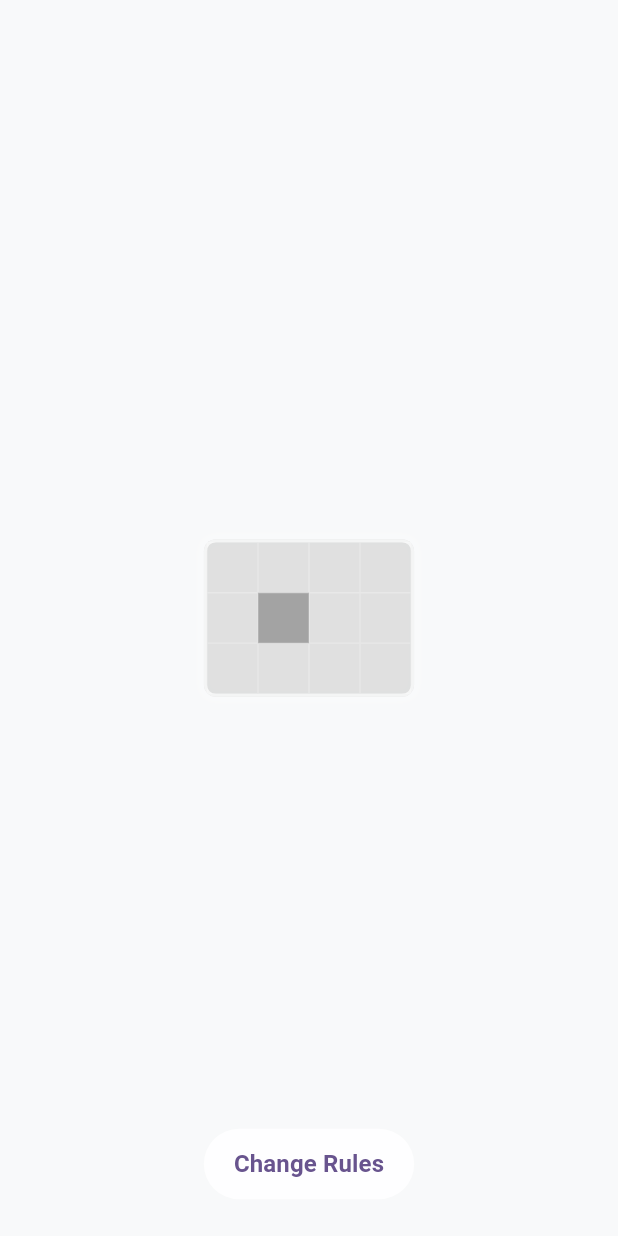
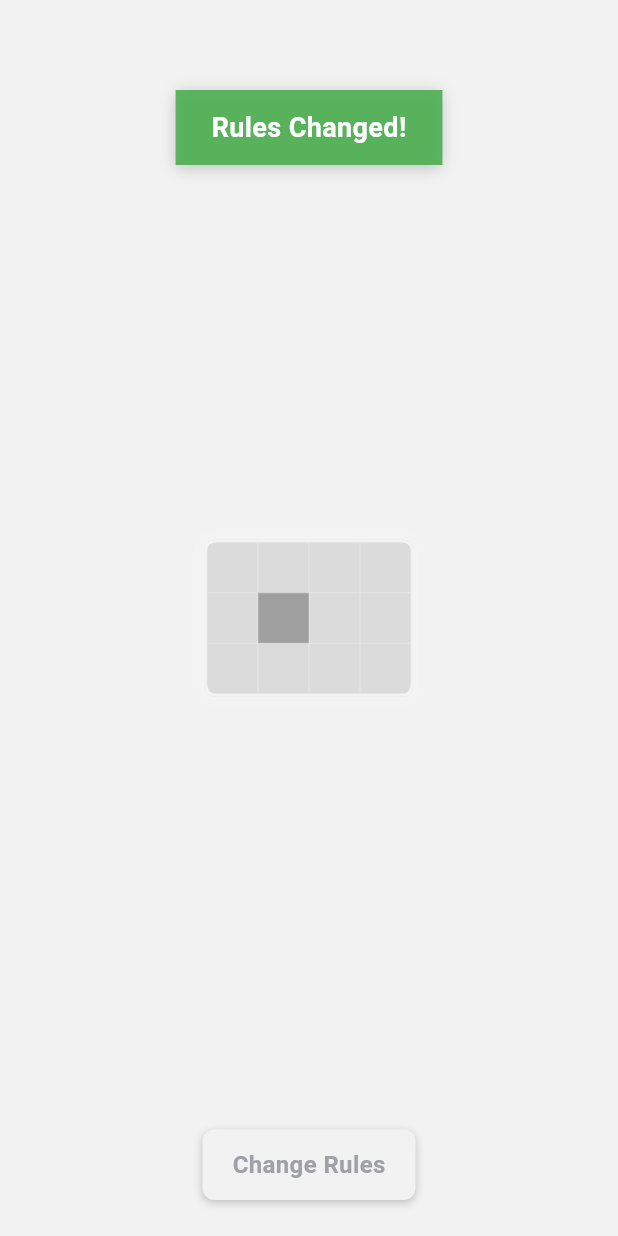
Before and after one commit to alex645324/Quantum_theory_inspired_AI, a Flutter app: the screen it shows after launch, after a tap on "Change Rules", on a phone screen of 412 x 824 dp. Run offline on Flutter 3.47's test engine with Material 3 defaults, Android fonts, the phone set to English and light mode, and no system bars.

Commit message:
this is the final version

```diff
--- a/v1/lib/main.dart
+++ b/v1/lib/main.dart
@@ -13,6 +13,7 @@ class MyApp extends StatelessWidget {
   Widget build(BuildContext context) {
     return MaterialApp(
       title: 'QCI Tic-Tac-Toe',
+      debugShowCheckedModeBanner: false,
       theme: ThemeData(
         // This is the theme of your application.
         //
--- a/v1/lib/models/strategies.dart
+++ b/v1/lib/models/strategies.dart
@@ -219,42 +219,75 @@ class DefensiveStrategy extends Strategy {
   // Helper method to find a move that blocks opponent's win
   Position? _findBlockingMove(GameState gameState, String opponent) {
     final board = gameState.board;
+    final columns = gameState.rules.additionalColumn ? 4 : 3;
+    final availableMoves = gameState.getAvailableMoves();
 
     // Check rows
     for (int row = 0; row < 3; row++) {
-      if (_countInRow(board, row, opponent) == 2 && _countInRow(board, row, '') == 1) {
-        for (int col = 0; col < 3; col++) {
-          if (board[row][col].isEmpty) {
-            return Position(row, col);
+      if (_countInRow(board, row, opponent, columns) == 2 && _countInRow(board, row, '', columns) == 1) {
+        for (int col = 0; col < columns; col++) {
+          final position = Position(row, col);
+          if (board[row][col].isEmpty && availableMoves.contains(position)) {
+            return position;
           }
         }
       }
     }
 
     // Check columns
-    for (int col = 0; col < 3; col++) {
+    for (int col = 0; col < columns; col++) {
       if (_countInColumn(board, col, opponent) == 2 && _countInColumn(board, col, '') == 1) {
         for (int row = 0; row < 3; row++) {
-          if (board[row][col].isEmpty) {
-            return Position(row, col);
+          final position = Position(row, col);
+          if (board[row][col].isEmpty && availableMoves.contains(position)) {
+            return position;
           }
         }
       }
     }
 
-    // Check diagonals
+    // Check diagonals (only for standard 3x3 board or when win condition allows)
+    if (!gameState.rules.additionalColumn || gameState.rules.winCondition == 3) {
+      // Main diagonal (0,0) -> (1,1) -> (2,2)
       if (_countInDiagonal(board, opponent, true) == 2 && _countInDiagonal(board, '', true) == 1) {
         for (int i = 0; i < 3; i++) {
-        if (board[i][i].isEmpty) {
-          return Position(i, i);
+          final position = Position(i, i);
+          if (board[i][i].isEmpty && availableMoves.contains(position)) {
+            return position;
           }
         }
       }
 
+      // Secondary diagonal (0,2) -> (1,1) -> (2,0)
       if (_countInDiagonal(board, opponent, false) == 2 && _countInDiagonal(board, '', false) == 1) {
         for (int i = 0; i < 3; i++) {
-        if (board[i][2-i].isEmpty) {
-          return Position(i, 2-i);
+          final position = Position(i, 2-i);
+          if (board[i][2-i].isEmpty && availableMoves.contains(position)) {
+            return position;
+          }
+        }
+      }
+    }
+
+    // Check additional diagonals for 4-column board
+    if (gameState.rules.additionalColumn) {
+      // Additional main diagonal (0,1) -> (1,2) -> (2,3)
+      if (_countInAdditionalDiagonal(board, opponent, true) == 2 && _countInAdditionalDiagonal(board, '', true) == 1) {
+        final positions = [Position(0, 1), Position(1, 2), Position(2, 3)];
+        for (final position in positions) {
+          if (board[position.row][position.col].isEmpty && availableMoves.contains(position)) {
+            return position;
+          }
+        }
+      }
+
+      // Additional secondary diagonal (0,3) -> (1,2) -> (2,1)
+      if (_countInAdditionalDiagonal(board, opponent, false) == 2 && _countInAdditionalDiagonal(board, '', false) == 1) {
+        final positions = [Position(0, 3), Position(1, 2), Position(2, 1)];
+        for (final position in positions) {
+          if (board[position.row][position.col].isEmpty && availableMoves.contains(position)) {
+            return position;
+          }
         }
       }
     }
@@ -263,8 +296,12 @@ class DefensiveStrategy extends Strategy {
   }
 
   // Helper methods for counting pieces
-  int _countInRow(List<List<String>> board, int row, String piece) {
-    return board[row].where((cell) => cell == piece).length;
+  int _countInRow(List<List<String>> board, int row, String piece, int columns) {
+    int count = 0;
+    for (int col = 0; col < columns; col++) {
+      if (board[row][col] == piece) count++;
+    }
+    return count;
   }
 
   int _countInColumn(List<List<String>> board, int col, String piece) {
@@ -279,6 +316,23 @@ class DefensiveStrategy extends Strategy {
       } else {
         if (board[i][2-i] == piece) count++;
       }
+    }
+    return count;
+  }
+
+  // Helper for additional diagonals in 4-column board
+  int _countInAdditionalDiagonal(List<List<String>> board, String piece, bool mainDiagonal) {
+    int count = 0;
+    if (mainDiagonal) {
+      // (0,1) -> (1,2) -> (2,3)
+      if (board[0][1] == piece) count++;
+      if (board[1][2] == piece) count++;
+      if (board[2][3] == piece) count++;
+    } else {
+      // (0,3) -> (1,2) -> (2,1)
+      if (board[0][3] == piece) count++;
+      if (board[1][2] == piece) count++;
+      if (board[2][1] == piece) count++;
     }
     return count;
   }
@@ -363,16 +417,21 @@ class MirrorStrategy extends Strategy {
   Position? _findMirroredMove(GameState gameState) {
     final board = gameState.board;
     final opponent = gameState.currentPlayer == 'X' ? 'O' : 'X';
+    final columns = gameState.rules.additionalColumn ? 4 : 3;
+    final availableMoves = gameState.getAvailableMoves();
 
     // Find opponent's pieces and try to mirror them
     for (int row = 0; row < 3; row++) {
-      for (int col = 0; col < 3; col++) {
+      for (int col = 0; col < columns; col++) {
         if (board[row][col] == opponent) {
-          // Try to mirror across center
+          // Try to mirror across center (only works for 3x3 board)
+          if (!gameState.rules.additionalColumn) {
             final mirroredRow = 2 - row;
             final mirroredCol = 2 - col;
-          if (board[mirroredRow][mirroredCol].isEmpty) {
-            return Position(mirroredRow, mirroredCol);
+            final mirroredPosition = Position(mirroredRow, mirroredCol);
+            if (board[mirroredRow][mirroredCol].isEmpty && availableMoves.contains(mirroredPosition)) {
+              return mirroredPosition;
+            }
           }
         }
       }
@@ -385,27 +444,54 @@ class MirrorStrategy extends Strategy {
   Position? _findPatternMove(GameState gameState) {
     final board = gameState.board;
     final player = gameState.currentPlayer;
+    final columns = gameState.rules.additionalColumn ? 4 : 3;
+    final availableMoves = gameState.getAvailableMoves();
 
     // Look for two of player's pieces in a row/column/diagonal
     // and complete the pattern if possible
 
     // Check rows
     for (int row = 0; row < 3; row++) {
-      if (_countInRow(board, row, player) == 2 && _countInRow(board, row, '') == 1) {
-        for (int col = 0; col < 3; col++) {
-          if (board[row][col].isEmpty) {
-            return Position(row, col);
+      if (_countInRow(board, row, player, columns) == 2 && _countInRow(board, row, '', columns) == 1) {
+        for (int col = 0; col < columns; col++) {
+          final position = Position(row, col);
+          if (board[row][col].isEmpty && availableMoves.contains(position)) {
+            return position;
           }
         }
       }
     }
 
     // Check columns
-    for (int col = 0; col < 3; col++) {
+    for (int col = 0; col < columns; col++) {
       if (_countInColumn(board, col, player) == 2 && _countInColumn(board, col, '') == 1) {
         for (int row = 0; row < 3; row++) {
-          if (board[row][col].isEmpty) {
-            return Position(row, col);
+          final position = Position(row, col);
+          if (board[row][col].isEmpty && availableMoves.contains(position)) {
+            return position;
+          }
+        }
+      }
+    }
+
+    // Check diagonals (only for standard 3x3 board)
+    if (!gameState.rules.additionalColumn || gameState.rules.winCondition == 3) {
+      // Main diagonal
+      if (_countInDiagonal(board, player, true) == 2 && _countInDiagonal(board, '', true) == 1) {
+        for (int i = 0; i < 3; i++) {
+          final position = Position(i, i);
+          if (board[i][i].isEmpty && availableMoves.contains(position)) {
+            return position;
+          }
+        }
+      }
+
+      // Secondary diagonal
+      if (_countInDiagonal(board, player, false) == 2 && _countInDiagonal(board, '', false) == 1) {
+        for (int i = 0; i < 3; i++) {
+          final position = Position(i, 2-i);
+          if (board[i][2-i].isEmpty && availableMoves.contains(position)) {
+            return position;
           }
         }
       }
@@ -414,13 +500,29 @@ class MirrorStrategy extends Strategy {
     return null;
   }
 
-  // Helper methods for counting pieces (reused from DefensiveStrategy)
-  int _countInRow(List<List<String>> board, int row, String piece) {
-    return board[row].where((cell) => cell == piece).length;
+  // Helper methods for counting pieces (updated to handle additional columns)
+  int _countInRow(List<List<String>> board, int row, String piece, int columns) {
+    int count = 0;
+    for (int col = 0; col < columns; col++) {
+      if (board[row][col] == piece) count++;
+    }
+    return count;
   }
 
   int _countInColumn(List<List<String>> board, int col, String piece) {
     return board.where((row) => row[col] == piece).length;
+  }
+
+  int _countInDiagonal(List<List<String>> board, String piece, bool mainDiagonal) {
+    int count = 0;
+    for (int i = 0; i < 3; i++) {
+      if (mainDiagonal) {
+        if (board[i][i] == piece) count++;
+      } else {
+        if (board[i][2-i] == piece) count++;
+      }
+    }
+    return count;
   }
 }
 
--- a/v1/lib/views/game_screen.dart
+++ b/v1/lib/views/game_screen.dart
@@ -22,9 +22,56 @@ class GameScreen extends StatefulWidget {
 
 class _GameScreenState extends State<GameScreen> with TickerProviderStateMixin {
 
+  // Animation controller for rules changed notification
+  late AnimationController _rulesNotificationController;
+  late Animation<double> _rulesNotificationOpacity;
+  bool _showRulesNotification = false;
+
+  @override
+  void initState() {
+    super.initState();
+
+    // Initialize rules notification animation
+    _rulesNotificationController = AnimationController(
+      duration: const Duration(milliseconds: 500),
+      vsync: this,
+    );
+
+    _rulesNotificationOpacity = Tween<double>(
+      begin: 0.0,
+      end: 1.0,
+    ).animate(CurvedAnimation(
+      parent: _rulesNotificationController,
+      curve: Curves.easeInOut,
+    ));
+  }
+
   @override
   void dispose() {
+    _rulesNotificationController.dispose();
     super.dispose();
+  }
+
+  // Show rules changed notification
+  void _showRulesChangedNotification() {
+    setState(() {
+      _showRulesNotification = true;
+    });
+
+    _rulesNotificationController.forward().then((_) {
+      // Keep visible for 3 seconds, then fade out
+      Future.delayed(const Duration(seconds: 3), () {
+        if (mounted) {
+          _rulesNotificationController.reverse().then((_) {
+            if (mounted) {
+              setState(() {
+                _showRulesNotification = false;
+              });
+            }
+          });
+        }
+      });
+    });
   }
 
   // Calculate main board scale based on current animation state
@@ -50,7 +97,7 @@ class _GameScreenState extends State<GameScreen> with TickerProviderStateMixin {
       child: Consumer<GameViewModel>(
         builder: (context, gameViewModel, child) {
           return Scaffold(
-            backgroundColor: const Color(0xFFF8F9FA), // Cool, soft white background
+            backgroundColor: const Color(0xFFF2F2F2), // Custom dark gray background
             body: LayoutBuilder(
               builder: (context, constraints) {
                 // Calculate sizes based on screen constraints
@@ -83,6 +130,48 @@ class _GameScreenState extends State<GameScreen> with TickerProviderStateMixin {
                                       ? animationViewModel.dimmingAnimation.value * animationViewModel.finalUndimAnimation.value
                                       : animationViewModel.dimmingAnimation.value
                                   ),
+                                ),
+                              ),
+
+                            // Rules Changed notification at the top
+                            if (_showRulesNotification)
+                              Positioned(
+                                top: 60,
+                                left: 0,
+                                right: 0,
+                                child: AnimatedBuilder(
+                                  animation: _rulesNotificationOpacity,
+                                  builder: (context, child) {
+                                    return Opacity(
+                                      opacity: _rulesNotificationOpacity.value,
+                                      child: Center(
+                                        child: Container(
+                                          padding: const EdgeInsets.symmetric(
+                                            horizontal: 24,
+                                            vertical: 12,
+                                          ),
+                                          decoration: BoxDecoration(
+                                            color: Colors.green.withOpacity(0.9),
+                                            boxShadow: [
+                                              BoxShadow(
+                                                color: Colors.black.withOpacity(0.2),
+                                                blurRadius: 8,
+                                                offset: const Offset(0, 2),
+                                              ),
+                                            ],
+                                          ),
+                                          child: const Text(
+                                            'Rules Changed!',
+                                            style: TextStyle(
+                                              color: Colors.white,
+                                              fontSize: 18,
+                                              fontWeight: FontWeight.bold,
+                                            ),
+                                          ),
+                                        ),
+                                      ),
+                                    );
+                                  },
                                 ),
                               ),
 
@@ -135,25 +224,39 @@ class _GameScreenState extends State<GameScreen> with TickerProviderStateMixin {
                               left: 0,
                               right: 0,
                               child: Center(
-                                child: TextButton(
-                                  onPressed: () {
+                                child: Container(
+                                  decoration: BoxDecoration(
+                                    color: const Color(0xFFF2F2F2), // Match screen background color
+                                    borderRadius: BorderRadius.circular(8),
+                                    boxShadow: [
+                                      BoxShadow(
+                                        color: Colors.black.withOpacity(0.2),
+                                        blurRadius: 4,
+                                        offset: const Offset(0, 2),
+                                      ),
+                                    ],
+                                  ),
+                                  child: Material(
+                                    color: Colors.transparent,
+                                    child: InkWell(
+                                      onTap: () {
                                         // Call mutateRules when button is pressed
                                         gameViewModel.mutateRules();
+                                        // Show the rules changed notification
+                                        _showRulesChangedNotification();
                                       },
-                                  style: TextButton.styleFrom(
-                                    foregroundColor: Theme.of(context).colorScheme.primary,
-                                    backgroundColor: Colors.white.withOpacity(0.9),
-                                    padding: const EdgeInsets.symmetric(horizontal: 20, vertical: 12),
-                                    shape: RoundedRectangleBorder(
-                                      borderRadius: BorderRadius.circular(25),
-                                    ),
-                                    elevation: 4,
-                                  ),
-                                  child: const Text(
+                                      borderRadius: BorderRadius.circular(8),
+                                      child: const Padding(
+                                        padding: EdgeInsets.symmetric(horizontal: 20, vertical: 12),
+                                        child: Text(
                                           'Change Rules',
                                           style: TextStyle(
+                                            color: const Color(0xFF9FA1A6), // Custom gray text color
                                             fontWeight: FontWeight.bold,
                                             fontSize: 16,
+                                          ),
+                                        ),
+                                      ),
                                     ),
                                   ),
                                 ),
```
Lines whose indentation alone changed are shown as unchanged.
